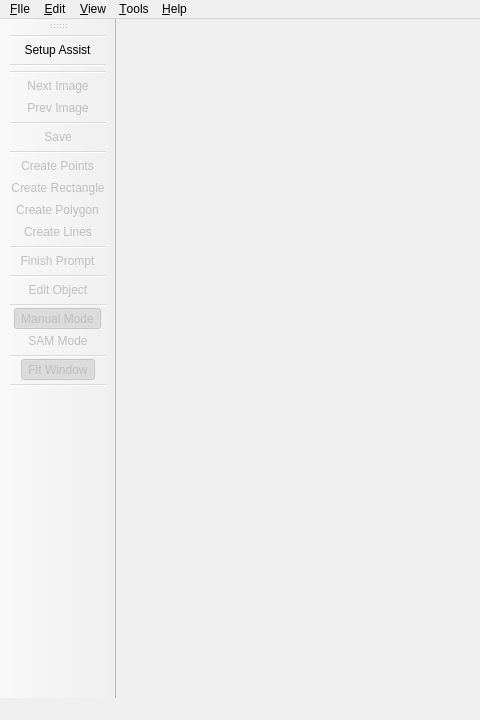
The window that src/widgets/main_window/form.ui (J094/label-anything) describes before a commit, drawn with Qt 5; both pictures show x 0 to 480 and y 0 to 720 of the 1280 by 720 pixel window.
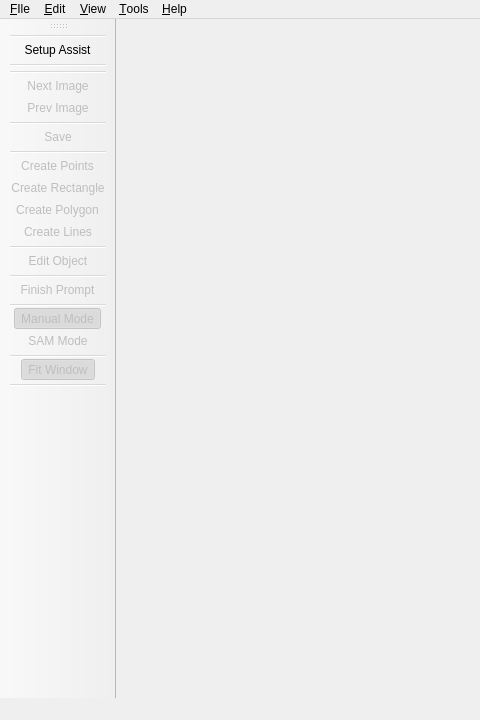
The same window after the commit.

Diff of the .ui file:
```diff
--- a/src/widgets/main_window/form.ui
+++ b/src/widgets/main_window/form.ui
@@ -154,10 +154,10 @@
    <addaction name="action_Create_Polygon"/>
    <addaction name="action_Create_Lines"/>
    <addaction name="separator"/>
-   <addaction name="action_Finish_Prompt"/>
-   <addaction name="separator"/>
    <addaction name="action_Edit_Object"/>
    <addaction name="separator"/>
+   <addaction name="action_Finish_Prompt"/>
+   <addaction name="separator"/>
    <addaction name="action_Manual_Mode"/>
    <addaction name="action_SAM_Mode"/>
    <addaction name="separator"/>
```
Left out of the diff: 19 changed lines with no effect on the pictures.
